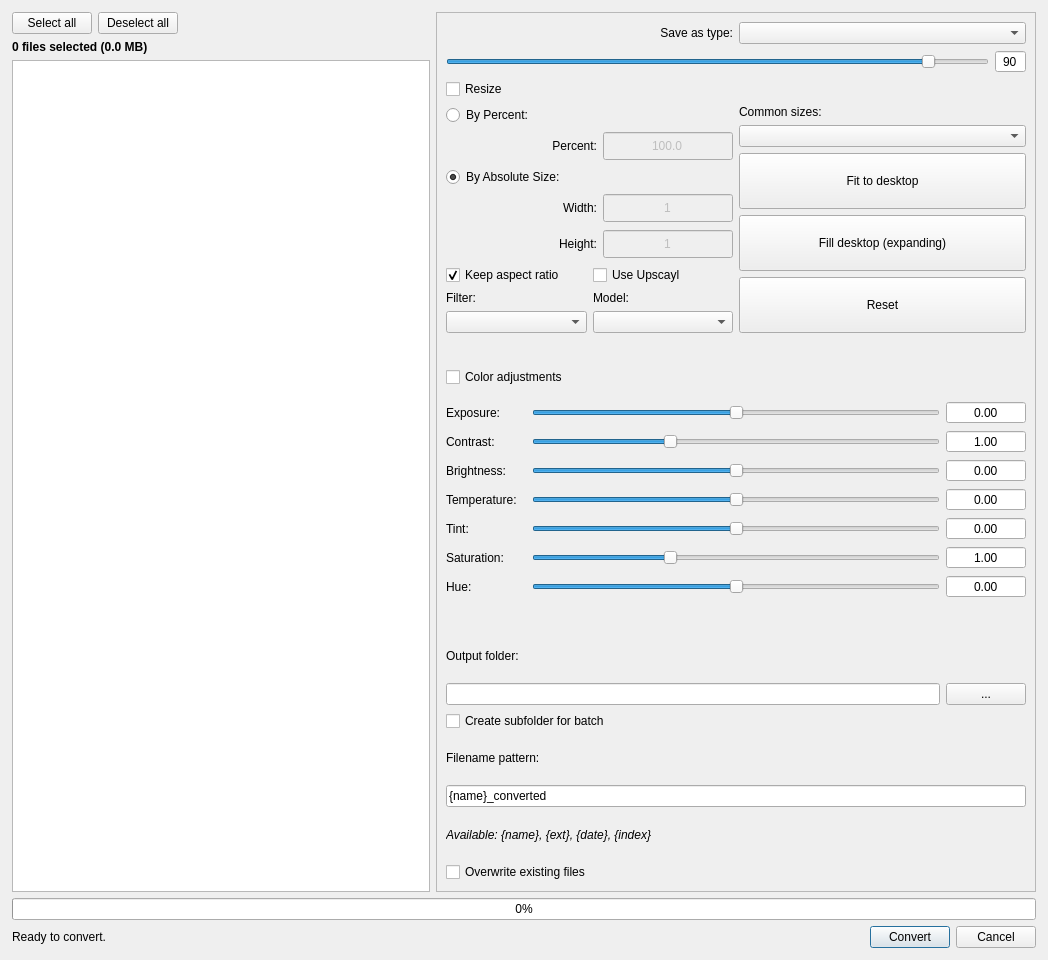
Qt form qimgv/gui/dialogs/batchconverterdialog.ui (hadoooooouken/qimgv-plus) before a commit.
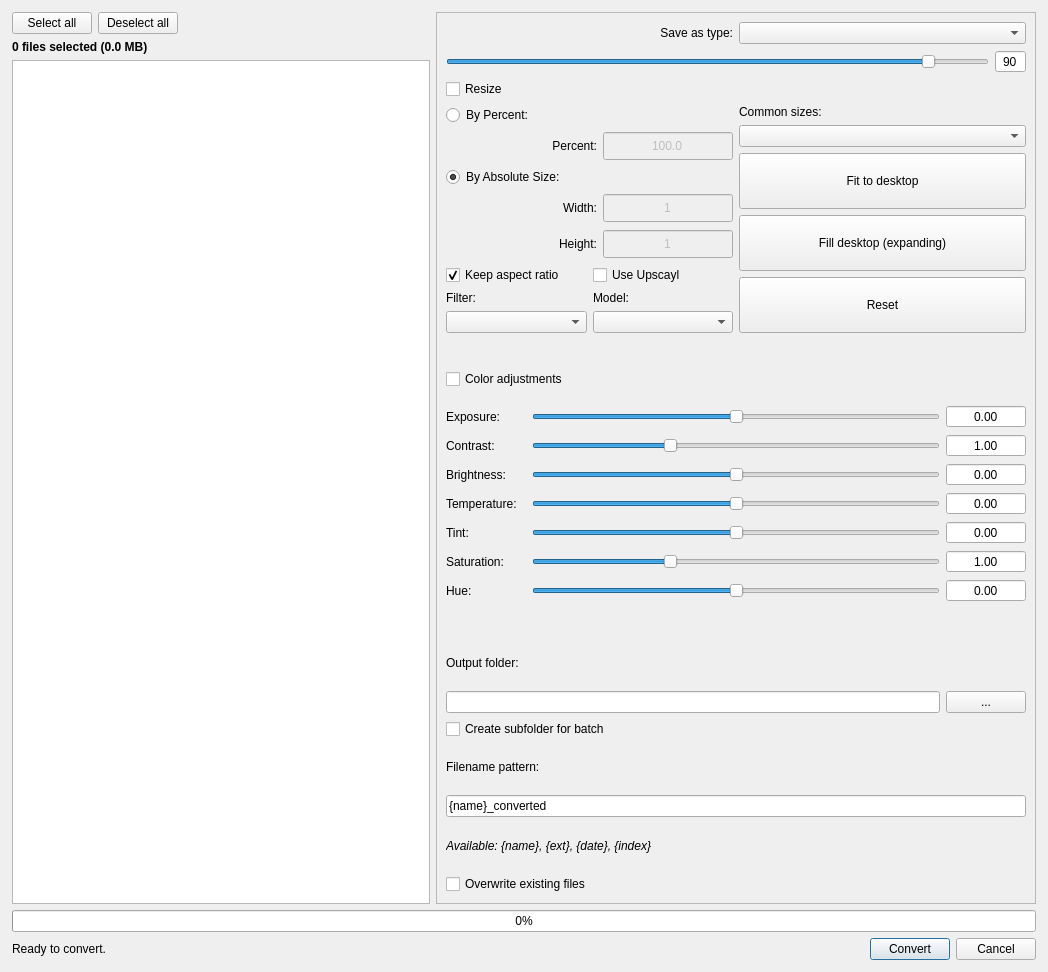
The same form after that commit.

```diff
--- a/qimgv/gui/dialogs/batchconverterdialog.ui
+++ b/qimgv/gui/dialogs/batchconverterdialog.ui
@@ -7,7 +7,7 @@
     <x>0</x>
     <y>0</y>
     <width>1048</width>
-    <height>960</height>
+    <height>972</height>
    </rect>
   </property>
   <property name="windowTitle">
@@ -111,7 +111,7 @@
           <x>0</x>
           <y>0</y>
           <width>598</width>
-          <height>820</height>
+          <height>882</height>
          </rect>
         </property>
         <layout class="QVBoxLayout" name="verticalLayoutScroll">
```
